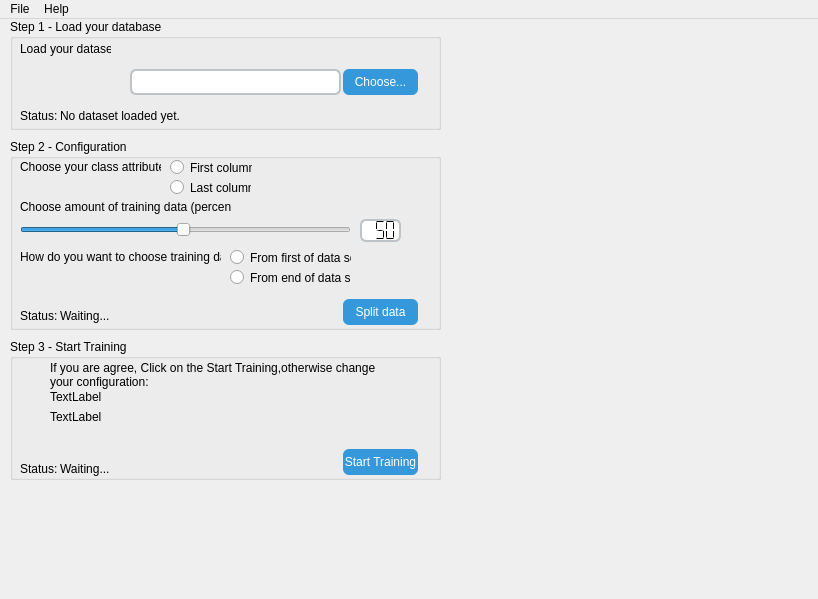
Before: the Qt Designer form ui/mainWindow.ui in s-o-r-o-u-s-h/Classifier, drawn with Qt 5.
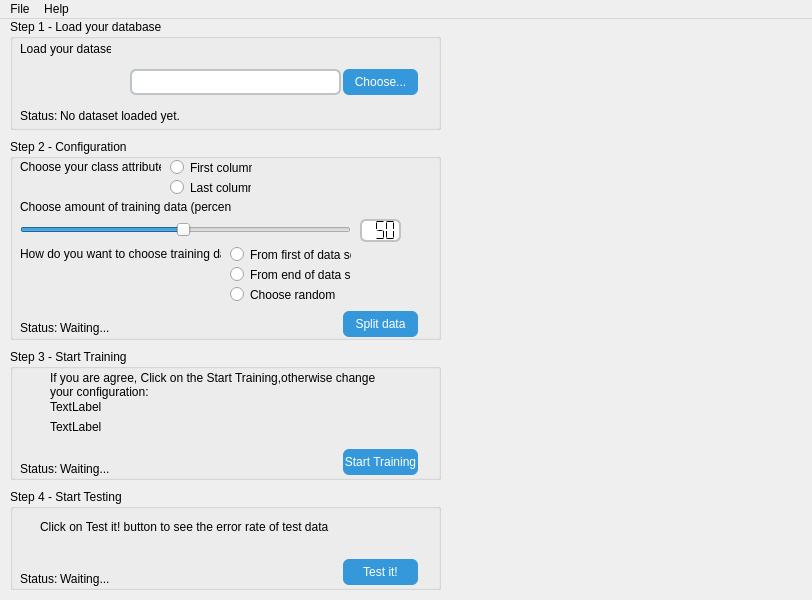
After: the same form once the commit is applied.

The edit to the form file:
```diff
--- a/ui/mainWindow.ui
+++ b/ui/mainWindow.ui
@@ -6,8 +6,8 @@
    <rect>
     <x>0</x>
     <y>0</y>
-    <width>818</width>
-    <height>599</height>
+    <width>812</width>
+    <height>600</height>
    </rect>
   </property>
   <property name="windowTitle">
@@ -132,7 +132,7 @@
       <x>10</x>
       <y>120</y>
       <width>431</width>
-      <height>191</height>
+      <height>201</height>
      </rect>
     </property>
     <property name="title">
@@ -255,7 +255,7 @@
      <property name="geometry">
       <rect>
        <x>10</x>
-       <y>167</y>
+       <y>179</y>
        <width>41</width>
        <height>20</height>
       </rect>
@@ -268,7 +268,7 @@
      <property name="geometry">
       <rect>
        <x>50</x>
-       <y>167</y>
+       <y>179</y>
        <width>221</width>
        <height>20</height>
       </rect>
@@ -284,7 +284,7 @@
      <property name="geometry">
       <rect>
        <x>333</x>
-       <y>160</y>
+       <y>172</y>
        <width>75</width>
        <height>26</height>
       </rect>
@@ -305,9 +305,9 @@
      <property name="geometry">
       <rect>
        <x>10</x>
-       <y>110</y>
+       <y>107</y>
        <width>351</width>
-       <height>41</height>
+       <height>61</height>
       </rect>
      </property>
      <widget class="QRadioButton" name="rd_from_first">
@@ -349,15 +349,28 @@
        <string>From end of data set</string>
       </property>
      </widget>
+     <widget class="QRadioButton" name="rd_from_random">
+      <property name="geometry">
+       <rect>
+        <x>210</x>
+        <y>40</y>
+        <width>121</width>
+        <height>17</height>
+       </rect>
+      </property>
+      <property name="text">
+       <string>Choose random</string>
+      </property>
+     </widget>
     </widget>
    </widget>
    <widget class="QGroupBox" name="grp_step3">
     <property name="geometry">
      <rect>
       <x>10</x>
-      <y>320</y>
+      <y>330</y>
       <width>431</width>
-      <height>141</height>
+      <height>131</height>
      </rect>
     </property>
     <property name="title">
@@ -393,7 +406,7 @@
      <property name="geometry">
       <rect>
        <x>333</x>
-       <y>110</y>
+       <y>100</y>
        <width>75</width>
        <height>26</height>
       </rect>
@@ -433,7 +446,7 @@
      <property name="geometry">
       <rect>
        <x>10</x>
-       <y>120</y>
+       <y>110</y>
        <width>41</width>
        <height>20</height>
       </rect>
@@ -446,7 +459,83 @@
      <property name="geometry">
       <rect>
        <x>50</x>
-       <y>120</y>
+       <y>110</y>
+       <width>221</width>
+       <height>20</height>
+      </rect>
+     </property>
+     <property name="styleSheet">
+      <string notr="true">border:0;</string>
+     </property>
+     <property name="text">
+      <string>Waiting...</string>
+     </property>
+    </widget>
+   </widget>
+   <widget class="QGroupBox" name="grp_step4">
+    <property name="geometry">
+     <rect>
+      <x>10</x>
+      <y>470</y>
+      <width>431</width>
+      <height>101</height>
+     </rect>
+    </property>
+    <property name="title">
+     <string>Step 4 - Start Testing</string>
+    </property>
+    <widget class="QLabel" name="lbl_step4_info">
+     <property name="geometry">
+      <rect>
+       <x>30</x>
+       <y>30</y>
+       <width>301</width>
+       <height>16</height>
+      </rect>
+     </property>
+     <property name="text">
+      <string>Click on Test it! button to see the error rate of test data</string>
+     </property>
+    </widget>
+    <widget class="QPushButton" name="btn_begin_test">
+     <property name="geometry">
+      <rect>
+       <x>333</x>
+       <y>70</y>
+       <width>75</width>
+       <height>26</height>
+      </rect>
+     </property>
+     <property name="cursor">
+      <cursorShape>PointingHandCursor</cursorShape>
+     </property>
+     <property name="styleSheet">
+      <string notr="true">background-color:#3498DB;
+color:#FFF;
+border-radius:6px;</string>
+     </property>
+     <property name="text">
+      <string>Test it!</string>
+     </property>
+    </widget>
+    <widget class="QLabel" name="label_10">
+     <property name="geometry">
+      <rect>
+       <x>10</x>
+       <y>80</y>
+       <width>41</width>
+       <height>20</height>
+      </rect>
+     </property>
+     <property name="text">
+      <string>Status:</string>
+     </property>
+    </widget>
+    <widget class="QLabel" name="lbl_step4_status">
+     <property name="geometry">
+      <rect>
+       <x>50</x>
+       <y>80</y>
        <width>221</width>
        <height>20</height>
       </rect>
@@ -465,7 +554,7 @@
     <rect>
      <x>0</x>
      <y>0</y>
-     <width>818</width>
+     <width>812</width>
      <height>21</height>
     </rect>
    </property>
```
